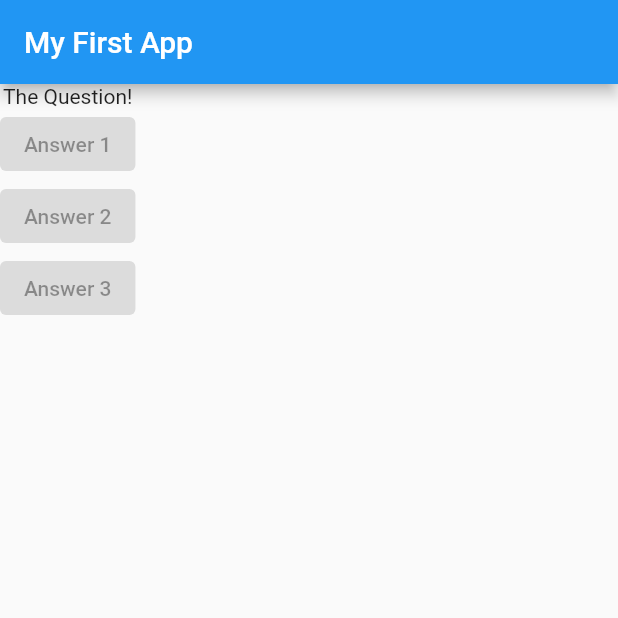
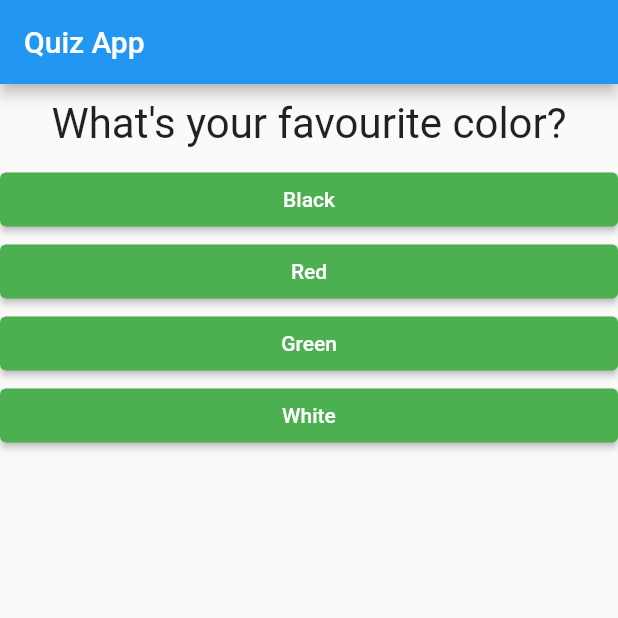
Before and after one commit to henzljw/quiz-app, a Flutter app: the screen it shows after launch, on a phone screen of 412 x 824 dp, the top half of it. Run offline on Flutter 3.47's test engine with Material 2 defaults, Android fonts, the phone set to English and light mode, and no system bars.

```diff
--- /dev/null
+++ b/lib/answer.dart
@@ -0,0 +1,22 @@
+import 'package:flutter/material.dart';
+
+class Answer extends StatelessWidget {
+  final VoidCallback selectHandler;
+  final String answerText;
+
+  Answer(this.selectHandler, this.answerText);
+
+  @override
+  Widget build(BuildContext context) {
+    return Container(
+      width: double.infinity,
+      child: ElevatedButton(
+        style: ElevatedButton.styleFrom(
+          primary: Colors.green,
+        ),
+        child: Text(answerText),
+        onPressed: selectHandler,
+      ),
+    );
+  }
+}
--- a/lib/main.dart
+++ b/lib/main.dart
@@ -1,36 +1,65 @@
 import 'package:flutter/material.dart';
+
+import './question.dart';
+import './answer.dart';
 
 void main() {
   runApp(MyQuiz());
 }
 
-class MyQuiz extends StatelessWidget {
+class MyQuiz extends StatefulWidget {
+  @override
+  State<StatefulWidget> createState() {
+    // TODO: implement createState
+    return _MyQuizState();
+  }
+}
+
+class _MyQuizState extends State<MyQuiz> {
+  var _questionIndex = 0;
+
+  void _answerQuestion() {
+    setState(() {
+      _questionIndex += 1;
+    });
+    print(_questionIndex);
+  }
+
   @override
   Widget build(BuildContext context) {
     var questions = [
-      'What\'s your favourite color?',
-      'what\'s your favourite animal?',
+      {
+        'questionText': 'What\'s your favourite color?',
+        'answers': ['Black', 'Red', 'Green', 'White'],
+      },
+      {
+        'questionText': 'What\'s your favourite animal?',
+        'answers': ['Rabbit', 'Snake', 'Elephant', 'Lion'],
+      },
+      {
+        'questionText': 'Who\'s your favourite instructor?',
+        'answers': ['Max', 'Max', 'Max', 'Max'],
+      },
+      {
+        'questionText': 'Where did you come from?',
+        'answers': ['Malaysia', 'Singapore', 'Indonesia', 'Vietnam'],
+      },
     ];
+
     return MaterialApp(
       home: Scaffold(
         appBar: AppBar(
-          title: Text('My First App'),
+          title: Text('Quiz App'),
         ),
         body: Column(
           children: [
-            Text('The Question!'),
-            ElevatedButton(
-              child: Text('Answer 1'),
-              onPressed: null,
+            Question(
+              questions[_questionIndex]['questionText'] as String,
             ),
-            ElevatedButton(
-              child: Text('Answer 2'),
-              onPressed: null,
-            ),
-            ElevatedButton(
-              child: Text('Answer 3'),
-              onPressed: null,
-            ),
+            ...(questions[_questionIndex]['answers'] as List<String>)
+                .map((answer) {
+              return Answer(_answerQuestion, answer);
+            }).toList(),
           ],
         ),
       ),
--- /dev/null
+++ b/lib/question.dart
@@ -0,0 +1,21 @@
+import 'package:flutter/material.dart';
+
+class Question extends StatelessWidget {
+  final String questionText;
+  Question(this.questionText);
+
+  @override
+  Widget build(BuildContext context) {
+    return Container(
+      width: double.infinity,
+      margin: EdgeInsets.all(10),
+      child: Text(
+        questionText,
+        style: TextStyle(
+          fontSize: 28,
+        ),
+        textAlign: TextAlign.center,
+      ),
+    );
+  }
+}
```
